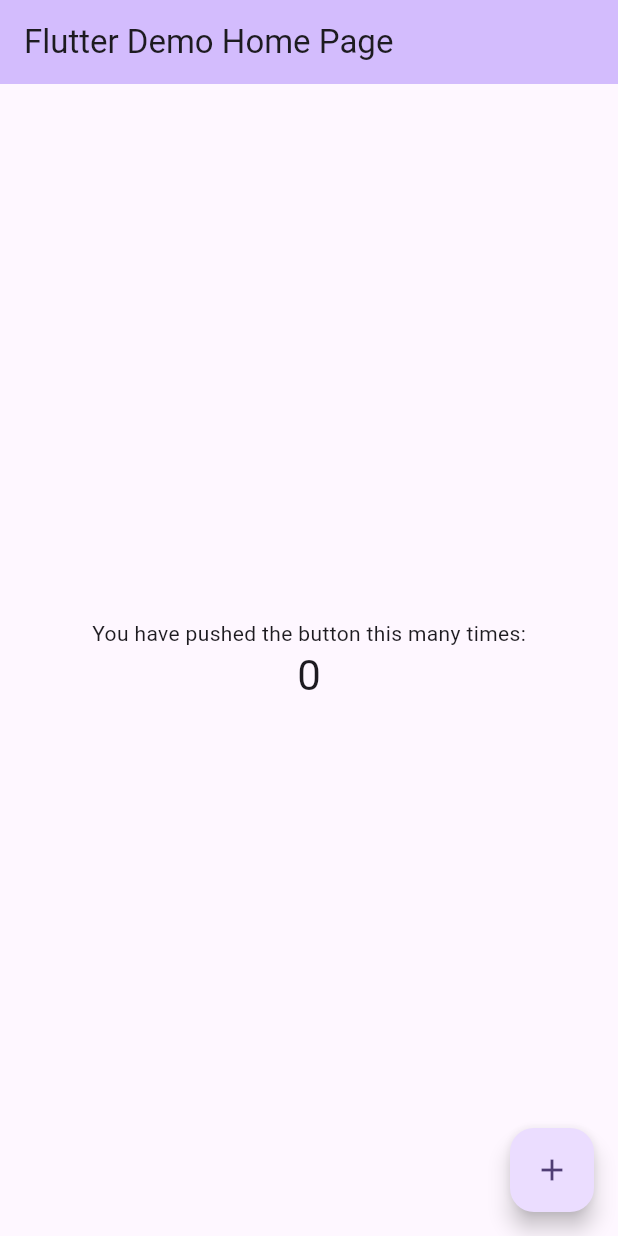
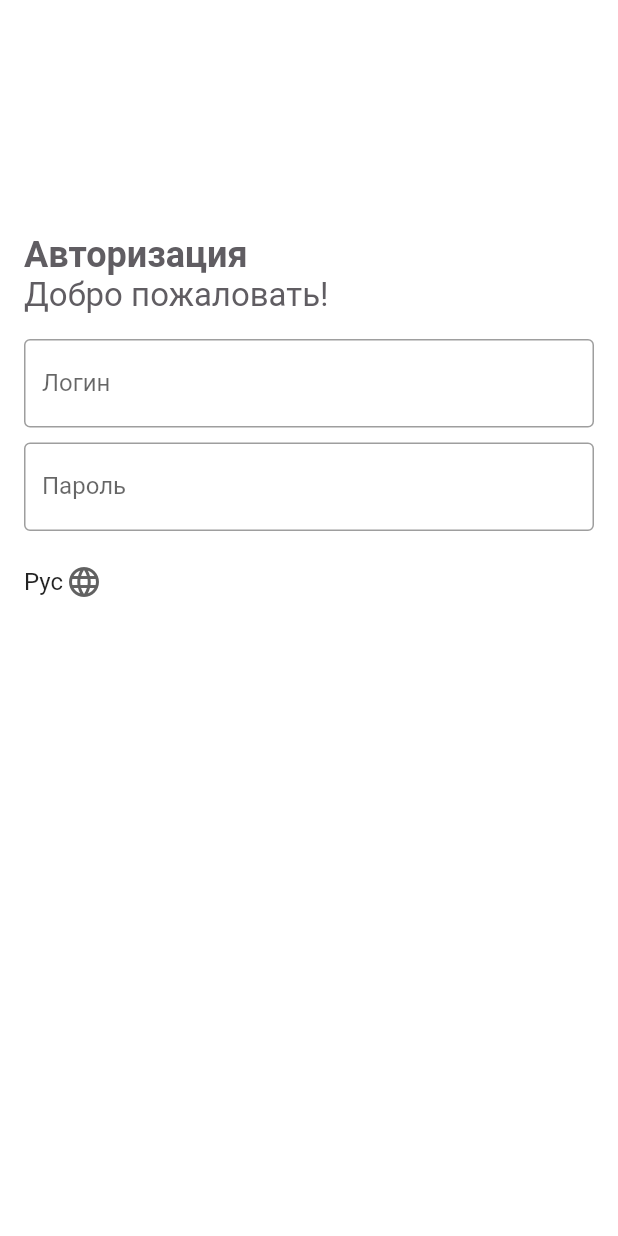
Before and after one commit to EbriusQuasimodo/project_SMM, a Flutter app: the screen it shows after launch, on a phone screen of 412 x 824 dp. Run offline on Flutter 3.47's test engine with Material 2 defaults, Android fonts, the phone set to English and light mode, and no system bars; our stand-ins replace shared_preferences; generated files the repository leaves out were written again.

Commit message:
add themeApp, localization, routes + partially auth page

```diff
--- /dev/null
+++ b/l10n.yaml
@@ -0,0 +1,3 @@
+arb-dir: lib/l10n
+template-arb-file: app_ru.arb
+output-localization-file: app_localizations.dart
--- /dev/null
+++ b/lib/app.dart
@@ -0,0 +1,49 @@
+import 'package:flutter/material.dart';
+import 'package:flutter_gen/gen_l10n/app_localizations.dart';
+import 'package:project_smm/app/constants/theme_app.dart';
+import 'package:project_smm/entities/constants.dart';
+import 'package:project_smm/entities/local_storage.dart';
+import 'package:project_smm/features/change_app_locale_feature/app_locale_model.dart';
+import 'package:project_smm/pages/auth_page/auth_page.dart';
+
+import 'package:provider/provider.dart';
+
+class MyApp extends StatelessWidget {
+  const MyApp({super.key});
+
+  @override
+  Widget build(BuildContext context) {
+    return ChangeNotifierProvider(
+      create: (context) => LocaleModel(),
+      child: Consumer<LocaleModel>(
+        builder: (context, localeModel, child) => MaterialApp(
+          debugShowCheckedModeBanner: false,
+          theme: ThemeData(
+            floatingActionButtonTheme:
+                const FloatingActionButtonThemeData().copyWith(
+              backgroundColor: ThemeApp.darkBackgroundColor,
+              elevation: 0,
+            ),
+            scaffoldBackgroundColor: ThemeApp.whiteColor,
+            cardTheme: const CardTheme().copyWith(
+              color: ThemeApp.darkBackgroundColor,
+            ),
+            appBarTheme: const AppBarTheme().copyWith(
+              backgroundColor: ThemeApp.darkBackgroundColor,
+              elevation: 0,
+              titleTextStyle: const TextStyle(
+                fontSize: 22,
+                fontWeight: FontWeight.w400,
+                color: ThemeApp.secondaryColorTextAndIcons,
+              ),
+            ),
+          ),
+          localizationsDelegates: AppLocalizations.localizationsDelegates,
+          supportedLocales: AppLocalizations.supportedLocales,
+          locale: LocalStorage.getString(AppConstants.LOCALE) != '' ? Locale(LocalStorage.getString(AppConstants.LOCALE)) : Locale(localeModel.locale.languageCode),
+          home: const AuthPage(),
+        ),
+      ),
+    );
+  }
+}
--- /dev/null
+++ b/lib/app/constants/app_routes.dart
@@ -0,0 +1,8 @@
+class AppRoutes{
+  static const String mainPage = '/mainPage';
+  static const String auth = '/auth';
+  static const String statistics = '/statistics';
+  static const String favorites = '/favorites';
+  static const String userProfile = '/userProfile';
+  static const String reports = '/reports';
+}
--- /dev/null
+++ b/lib/app/constants/theme_app.dart
@@ -0,0 +1,16 @@
+import 'package:flutter/material.dart';
+
+class ThemeApp {
+  static const Color backgroundColor = Color(0xffecefee);
+  static const Color darkBackgroundColor = Color(0xffdae5e3);
+  static const Color secondaryColor = Color(0xffc7dad9);
+  static const Color hospitalizationColor = Color(0xff74c2c2);
+  static const Color primaryColor = Color(0xff4f8b89);
+  static const Color tertiaryColor = Color(0xff7b93b0);
+
+  static const Color secondaryColorTextAndIcons = Color(0xff605d62);
+  static const Color darkestColorTextAndIcons = Color(0xff191c1c);
+
+  static const Color blackColor = Color(0xff000000);
+  static const Color whiteColor = Color(0xffffffff);
+}
--- /dev/null
+++ b/lib/entities/constants.dart
@@ -0,0 +1,3 @@
+class AppConstants{
+  static const String LOCALE = 'LOCALE';
+}
--- /dev/null
+++ b/lib/entities/local_storage.dart
@@ -0,0 +1,21 @@
+import 'package:shared_preferences/shared_preferences.dart';
+
+class LocalStorage {
+  static Future<SharedPreferences> get _instance async =>
+      _prefsInstance ??= await SharedPreferences.getInstance();
+  static SharedPreferences? _prefsInstance;
+
+  static Future<SharedPreferences?> init() async {
+    _prefsInstance = await _instance;
+    return _prefsInstance;
+  }
+
+  static String getString(String key, [String defValue = '']) {
+    return _prefsInstance!.getString(key) ?? defValue;
+  }
+
+  static Future<bool> setString(String key, String value) async {
+    var prefs = await _instance;
+    return prefs.setString(key, value);
+  }
+}
--- /dev/null
+++ b/lib/features/change_app_locale_feature/app_locale_model.dart
@@ -0,0 +1,18 @@
+import 'package:flutter/material.dart';
+
+class LocaleModel extends ChangeNotifier {
+  Locale _locale = const Locale('ru');
+  Locale get locale => _locale;
+  LocaleModel(){
+    getPreferences();
+  }
+  void setLocale(BuildContext context, Locale newLocale){
+    _locale = newLocale;
+    notifyListeners();
+  }
+
+  getPreferences() async {
+    _locale = const Locale('ru');
+    notifyListeners();
+  }
+}
--- /dev/null
+++ b/lib/l10n/app_kk.arb
@@ -0,0 +1,4 @@
+{
+  "authorization": "Авторизация",
+  "welcome": "Қош келдіңіз!"
+}
--- /dev/null
+++ b/lib/l10n/app_ru.arb
@@ -0,0 +1,4 @@
+{
+  "authorization": "Авторизация",
+  "welcome": "Добро пожаловать!"
+}
--- a/lib/main.dart
+++ b/lib/main.dart
@@ -1,125 +1,9 @@
 import 'package:flutter/material.dart';
+import 'package:project_smm/app.dart';
+import 'package:project_smm/entities/local_storage.dart';
 
-void main() {
+void main() async {
+  WidgetsFlutterBinding.ensureInitialized();
+  await LocalStorage.init();
   runApp(const MyApp());
 }
-
-class MyApp extends StatelessWidget {
-  const MyApp({super.key});
-
-  // This widget is the root of your application.
-  @override
-  Widget build(BuildContext context) {
-    return MaterialApp(
-      title: 'Flutter Demo',
-      theme: ThemeData(
-        // This is the theme of your application.
-        //
-        // TRY THIS: Try running your application with "flutter run". You'll see
-        // the application has a blue toolbar. Then, without quitting the app,
-        // try changing the seedColor in the colorScheme below to Colors.green
-        // and then invoke "hot reload" (save your changes or press the "hot
-        // reload" button in a Flutter-supported IDE, or press "r" if you used
-        // the command line to start the app).
-        //
-        // Notice that the counter didn't reset back to zero; the application
-        // state is not lost during the reload. To reset the state, use hot
-        // restart instead.
-        //
-        // This works for code too, not just values: Most code changes can be
-        // tested with just a hot reload.
-        colorScheme: ColorScheme.fromSeed(seedColor: Colors.deepPurple),
-        useMaterial3: true,
-      ),
-      home: const MyHomePage(title: 'Flutter Demo Home Page'),
-    );
-  }
-}
-
-class MyHomePage extends StatefulWidget {
-  const MyHomePage({super.key, required this.title});
-
-  // This widget is the home page of your application. It is stateful, meaning
-  // that it has a State object (defined below) that contains fields that affect
-  // how it looks.
-
-  // This class is the configuration for the state. It holds the values (in this
-  // case the title) provided by the parent (in this case the App widget) and
-  // used by the build method of the State. Fields in a Widget subclass are
-  // always marked "final".
-
-  final String title;
-
-  @override
-  State<MyHomePage> createState() => _MyHomePageState();
-}
-
-class _MyHomePageState extends State<MyHomePage> {
-  int _counter = 0;
-
-  void _incrementCounter() {
-    setState(() {
-      // This call to setState tells the Flutter framework that something has
-      // changed in this State, which causes it to rerun the build method below
-      // so that the display can reflect the updated values. If we changed
-      // _counter without calling setState(), then the build method would not be
-      // called again, and so nothing would appear to happen.
-      _counter++;
-    });
-  }
-
-  @override
-  Widget build(BuildContext context) {
-    // This method is rerun every time setState is called, for instance as done
-    // by the _incrementCounter method above.
-    //
-    // The Flutter framework has been optimized to make rerunning build methods
-    // fast, so that you can just rebuild anything that needs updating rather
-    // than having to individually change instances of widgets.
-    return Scaffold(
-      appBar: AppBar(
-        // TRY THIS: Try changing the color here to a specific color (to
-        // Colors.amber, perhaps?) and trigger a hot reload to see the AppBar
-        // change color while the other colors stay the same.
-        backgroundColor: Theme.of(context).colorScheme.inversePrimary,
-        // Here we take the value from the MyHomePage object that was created by
-        // the App.build method, and use it to set our appbar title.
-        title: Text(widget.title),
-      ),
-      body: Center(
-        // Center is a layout widget. It takes a single child and positions it
-        // in the middle of the parent.
-        child: Column(
-          // Column is also a layout widget. It takes a list of children and
-          // arranges them vertically. By default, it sizes itself to fit its
-          // children horizontally, and tries to be as tall as its parent.
-          //
-          // Column has various properties to control how it sizes itself and
-          // how it positions its children. Here we use mainAxisAlignment to
-          // center the children vertically; the main axis here is the vertical
-          // axis because Columns are vertical (the cross axis would be
-          // horizontal).
-          //
-          // TRY THIS: Invoke "debug painting" (choose the "Toggle Debug Paint"
-          // action in the IDE, or press "p" in the console), to see the
-          // wireframe for each widget.
-          mainAxisAlignment: MainAxisAlignment.center,
-          children: <Widget>[
-            const Text(
-              'You have pushed the button this many times:',
-            ),
-            Text(
-              '$_counter',
-              style: Theme.of(context).textTheme.headlineMedium,
-            ),
-          ],
-        ),
-      ),
-      floatingActionButton: FloatingActionButton(
-        onPressed: _incrementCounter,
-        tooltip: 'Increment',
-        child: const Icon(Icons.add),
-      ), // This trailing comma makes auto-formatting nicer for build methods.
-    );
-  }
-}
--- /dev/null
+++ b/lib/pages/auth_page/auth_page.dart
@@ -0,0 +1,50 @@
+import 'package:flutter/material.dart';
+import 'package:project_smm/widgets/auth_widget/change_locale_widget.dart';
+import 'package:project_smm/widgets/auth_widget/text_form_widget.dart';
+import 'package:project_smm/widgets/auth_widget/welcome_text_widget.dart';
+
+class AuthPage extends StatefulWidget {
+  const AuthPage({
+    super.key,
+  });
+
+  @override
+  State<AuthPage> createState() => _AuthPageState();
+}
+
+class _AuthPageState extends State<AuthPage> {
+  final _formKey = GlobalKey<FormState>();
+
+  @override
+  Widget build(BuildContext context) {
+    return Scaffold(
+      body: Column(
+        mainAxisSize: MainAxisSize.max,
+        mainAxisAlignment: MainAxisAlignment.start,
+        crossAxisAlignment: CrossAxisAlignment.start,
+        children: <Widget>[
+          Form(
+            key: _formKey,
+            child: Padding(
+              padding: const EdgeInsets.all(16),
+              child: Column(
+                crossAxisAlignment: CrossAxisAlignment.start,
+                children: [
+                  const SizedBox(
+                    height: 140,
+                  ),
+                  const WelcomeTextWidget(),
+                  const SizedBox(
+                    height: 16,
+                  ),
+                  TextFormWidget(),
+                  const ChangeLocaleWidget(),
+                ],
+              ),
+            ),
+          ),
+        ],
+      ),
+    );
+  }
+}
--- /dev/null
+++ b/lib/widgets/auth_widget/auth_button_widget.dart
@@ -0,0 +1,10 @@
+import 'package:flutter/material.dart';
+
+class AuthButtonWidget extends StatelessWidget {
+  const AuthButtonWidget({Key? key}) : super(key: key);
+
+  @override
+  Widget build(BuildContext context) {
+    return const Placeholder();
+  }
+}
--- /dev/null
+++ b/lib/widgets/auth_widget/change_locale_widget.dart
@@ -0,0 +1,38 @@
+import 'package:flutter/material.dart';
+import 'package:project_smm/entities/constants.dart';
+import 'package:project_smm/entities/local_storage.dart';
+import 'package:project_smm/features/change_app_locale_feature/app_locale_model.dart';
+import 'package:provider/provider.dart';
+
+class ChangeLocaleWidget extends StatelessWidget {
+  const ChangeLocaleWidget({Key? key}) : super(key: key);
+
+  @override
+  Widget build(BuildContext context) {
+    var selectedLocale = Localizations.localeOf(context).toString();
+    return Consumer<LocaleModel>(
+      builder: (context, localeModel, child) => DropdownButton(
+        padding: const EdgeInsets.only(top: 10),
+        icon: const Icon(Icons.language),
+        underline: const SizedBox(),
+        value: selectedLocale,
+        items: const [
+          DropdownMenuItem(
+            value: "ru",
+            child: Text('Рус'),
+          ),
+          DropdownMenuItem(
+            value: "kk",
+            child: Text('Қаз'),
+          ),
+        ],
+        onChanged: (String? value) {
+          if (value != null) {
+            localeModel.setLocale(context, Locale(value));
+            LocalStorage.setString(AppConstants.LOCALE, value);
+          }
+        },
+      ),
+    );
+  }
+}
--- /dev/null
+++ b/lib/widgets/auth_widget/text_form_widget.dart
@@ -0,0 +1,37 @@
+import 'package:flutter/material.dart';
+
+class TextFormWidget extends StatelessWidget {
+  TextFormWidget({Key? key}) : super(key: key);
+  final TextEditingController _controllerLogin = TextEditingController();
+  final TextEditingController _controllerPassword = TextEditingController();
+  @override
+  Widget build(BuildContext context) {
+    return Column(children: [TextFormField(
+      maxLength: 14,
+      style: const TextStyle(fontSize: 16),
+      controller: _controllerLogin,
+      decoration: const InputDecoration(
+        counterText: '',
+        counterStyle: TextStyle(fontSize: 0),
+        prefixIconConstraints: BoxConstraints(minWidth: 0, minHeight: 0),
+        border: OutlineInputBorder(
+            borderSide: BorderSide(color: Colors.teal)),
+        labelText: 'Логин',
+      ),
+    ),
+      const SizedBox(height: 10,),
+      TextFormField(
+        maxLength: 14,
+        style: const TextStyle(fontSize: 16),
+        controller: _controllerPassword,
+        decoration: const InputDecoration(
+          counterText: '',
+          counterStyle: TextStyle(fontSize: 0),
+          prefixIconConstraints: BoxConstraints(minWidth: 0, minHeight: 0),
+          border: OutlineInputBorder(
+              borderSide: BorderSide(color: Colors.teal)),
+          labelText: 'Пароль',
+        ),
+      ),],);
+  }
+}
--- /dev/null
+++ b/lib/widgets/auth_widget/welcome_text_widget.dart
@@ -0,0 +1,31 @@
+import 'package:flutter/material.dart';
+import 'package:project_smm/app/constants/theme_app.dart';
+import 'package:flutter_gen/gen_l10n/app_localizations.dart';
+
+class WelcomeTextWidget extends StatelessWidget {
+  const WelcomeTextWidget({Key? key}) : super(key: key);
+
+  @override
+  Widget build(BuildContext context) {
+    return Column(
+      crossAxisAlignment: CrossAxisAlignment.start,
+      children: [
+      Text(
+        AppLocalizations.of(context)!.authorization,
+        style: const TextStyle(
+          fontSize: 24,
+          fontWeight: FontWeight.w600,
+          color: ThemeApp.secondaryColorTextAndIcons,
+        ),
+      ),
+      Text(
+        AppLocalizations.of(context)!.welcome,
+        style: const TextStyle(
+          fontSize: 22,
+          fontWeight: FontWeight.w400,
+          color: ThemeApp.secondaryColorTextAndIcons,
+        ),
+      ),
+    ],);
+  }
+}
--- a/pubspec.yaml
+++ b/pubspec.yaml
@@ -30,6 +30,11 @@ environment:
 dependencies:
   flutter:
     sdk: flutter
+  flutter_localizations:
+    sdk: flutter
+  intl: ^0.18.0
+  provider: ^6.0.5
+  shared_preferences: ^2.2.0
 
 
   # The following adds the Cupertino Icons font to your application.
@@ -52,6 +57,7 @@ dev_dependencies:
 
 # The following section is specific to Flutter packages.
 flutter:
+  generate: true
 
   # The following line ensures that the Material Icons font is
   # included with your application, so that you can use the icons in
```
Also changed, not shown: pubspec.lock, 1 other file.
